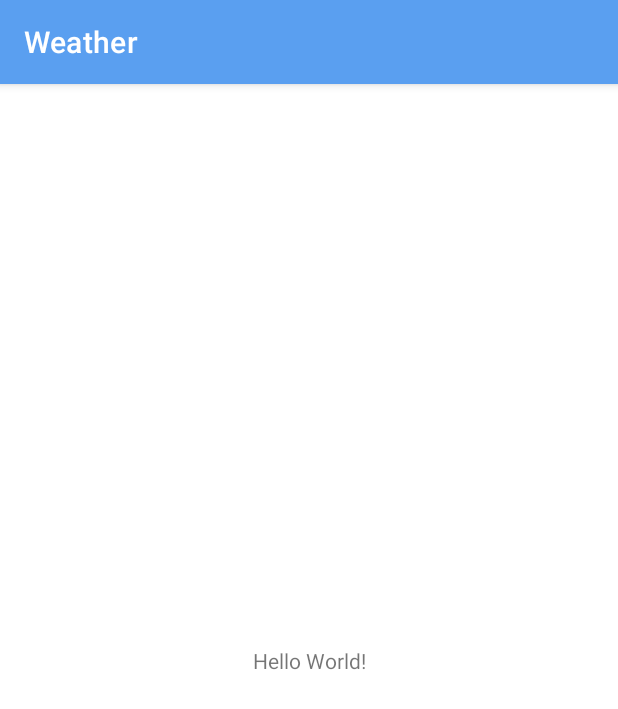
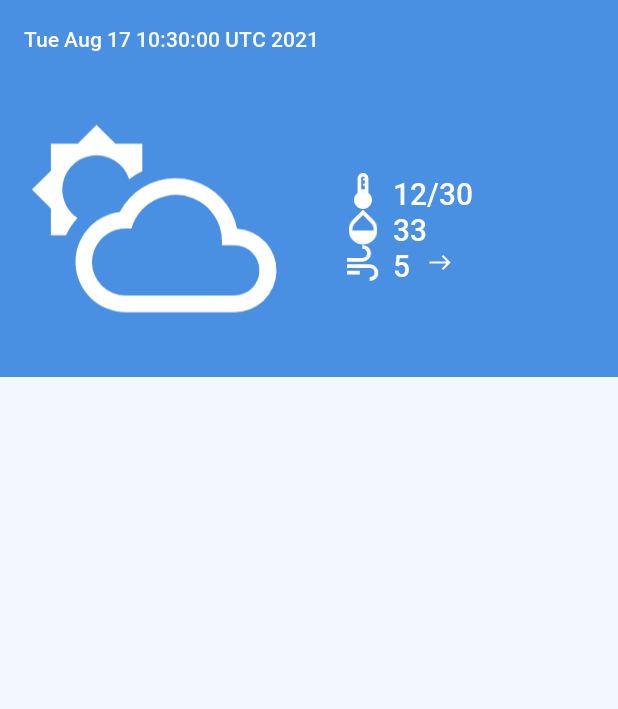
Before and after one commit to d-kolesnikova/weather, an Android app: the screen it shows after launch (MainActivity), on a phone screen of 412 x 824 dp. Shown: the top 709 px of the screen. Run offline under Robolectric (Android 15) with nearby library versions, the phone set to English and light mode, and no system bars.

Commit message:
add main fragment add mock data

```diff
--- a/app/build.gradle
+++ b/app/build.gradle
@@ -30,6 +30,10 @@ android {
     kotlinOptions {
         jvmTarget = '1.8'
     }
+
+    buildFeatures{
+        viewBinding(true)
+    }
 }
 
 dependencies {
@@ -42,4 +46,10 @@ dependencies {
     testImplementation 'junit:junit:4.+'
     androidTestImplementation 'androidx.test.ext:junit:1.1.1'
     androidTestImplementation 'androidx.test.espresso:espresso-core:3.2.0'
+
+    def fragment_version = "1.3.6"
+    // Java language implementation
+    implementation "androidx.fragment:fragment:$fragment_version"
+    // Kotlin
+    implementation "androidx.fragment:fragment-ktx:$fragment_version"
 }
--- a/app/src/main/java/com/example/weather/MainActivity.kt
+++ b/app/src/main/java/com/example/weather/MainActivity.kt
@@ -1,11 +1,19 @@
 package com.example.weather
 
-import androidx.appcompat.app.AppCompatActivity
 import android.os.Bundle
+import androidx.fragment.app.FragmentActivity
+import androidx.fragment.app.commit
 
-class MainActivity : AppCompatActivity() {
+class MainActivity : FragmentActivity() {
     override fun onCreate(savedInstanceState: Bundle?) {
         super.onCreate(savedInstanceState)
         setContentView(R.layout.activity_main)
+
+        if (savedInstanceState == null) {
+            supportFragmentManager.commit {
+                setReorderingAllowed(true)
+                add(R.id.fragment_container_view, WeatherFragment())
+            }
+        }
     }
 }
--- /dev/null
+++ b/app/src/main/java/com/example/weather/WeatherFragment.kt
@@ -0,0 +1,51 @@
+package com.example.weather
+
+import android.os.Bundle
+import android.view.LayoutInflater
+import android.view.View
+import android.view.ViewGroup
+import androidx.fragment.app.Fragment
+import com.example.weather.data.CurrentWeather
+import com.example.weather.databinding.FragmentWeatherBinding
+import java.util.*
+
+class WeatherFragment : Fragment() {
+    private var _binding: FragmentWeatherBinding? = null
+    private val binding get() = _binding!!
+
+    override fun onCreateView(
+        inflater: LayoutInflater,
+        container: ViewGroup?,
+        savedInstanceState: Bundle?
+    ): View {
+        _binding = FragmentWeatherBinding.inflate(inflater, container, false)
+        return binding.root
+    }
+
+    override fun onViewCreated(view: View, savedInstanceState: Bundle?) {
+        super.onViewCreated(view, savedInstanceState)
+        val currentWeather = CurrentWeather(
+            date = Date(Calendar.getInstance().timeInMillis),
+            tempMin = 12,
+            tempMax = 30,
+            windDirection = R.drawable.ic_icon_wind_e,
+            windSpeed = 5,
+            drawableWeather = R.drawable.ic_white_day_cloudy,
+            humidity = 33,
+        )
+        with(binding) {
+            tvDate.text = currentWeather.date.toString()
+            tvTemp.text = currentWeather.tempMin.toString().plus("/").plus(currentWeather.tempMax)
+            tvHumidity.text = currentWeather.humidity.toString()
+            tvWind.text = currentWeather.windSpeed.toString()
+            ivWindDirection.setImageResource(currentWeather.windDirection)
+            ivMainWeather.setImageResource(currentWeather.drawableWeather)
+
+        }
+    }
+
+    override fun onDestroyView() {
+        super.onDestroyView()
+        _binding = null
+    }
+}
--- /dev/null
+++ b/app/src/main/java/com/example/weather/data/CurrentWeather.kt
@@ -0,0 +1,17 @@
+package com.example.weather.data
+
+import androidx.annotation.DrawableRes
+import java.util.*
+
+
+data class CurrentWeather(
+    var date: Date,
+    var tempMin: Int,
+    var tempMax: Int,
+    var humidity: Int,
+    var windSpeed: Int,
+    @DrawableRes
+    var windDirection: Int,
+    @DrawableRes
+    var drawableWeather: Int,
+)
--- a/app/src/main/res/layout/activity_main.xml
+++ b/app/src/main/res/layout/activity_main.xml
@@ -1,18 +1,13 @@
 <?xml version="1.0" encoding="utf-8"?>
 <androidx.constraintlayout.widget.ConstraintLayout xmlns:android="http://schemas.android.com/apk/res/android"
-    xmlns:app="http://schemas.android.com/apk/res-auto"
     xmlns:tools="http://schemas.android.com/tools"
     android:layout_width="match_parent"
     android:layout_height="match_parent"
     tools:context=".MainActivity">
 
-    <TextView
-        android:layout_width="wrap_content"
-        android:layout_height="wrap_content"
-        android:text="Hello World!"
-        app:layout_constraintBottom_toBottomOf="parent"
-        app:layout_constraintLeft_toLeftOf="parent"
-        app:layout_constraintRight_toRightOf="parent"
-        app:layout_constraintTop_toTopOf="parent" />
+    <androidx.fragment.app.FragmentContainerView
+        android:id="@+id/fragment_container_view"
+        android:layout_width="match_parent"
+        android:layout_height="match_parent" />
 
 </androidx.constraintlayout.widget.ConstraintLayout>
```
